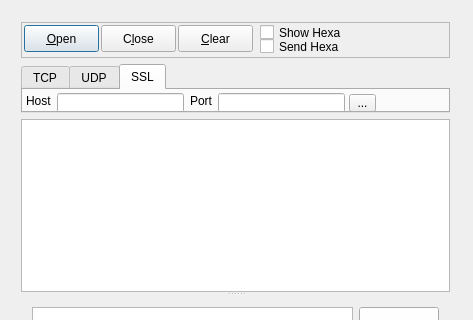
Above: app/netclient/widget.ui from gilgil1973/vdream90 before the change; both pictures show x 0 to 473 and y 0 to 320 of the 473 by 511 pixel window. Below: the same form after it.
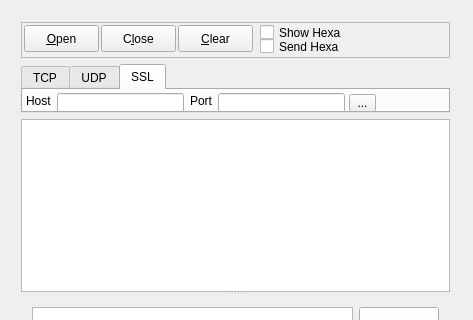
That is the form after the change.

Commit message: Change parent class from QDialog into QWidget

What changed in the file:
```diff
--- a/app/netclient/widget.ui
+++ b/app/netclient/widget.ui
@@ -1,7 +1,7 @@
 <?xml version="1.0" encoding="UTF-8"?>
 <ui version="4.0">
- <class>Dialog</class>
- <widget class="QDialog" name="Dialog">
+ <class>Widget</class>
+ <widget class="QWidget" name="Widget">
   <property name="geometry">
    <rect>
     <x>0</x>
```
The commit also changes 7 other files.
